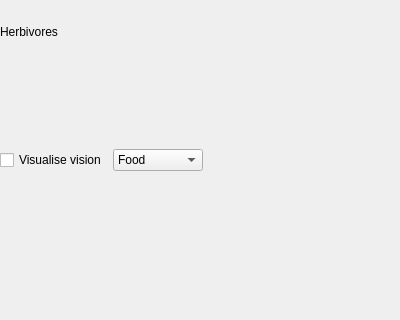
First picture: the form in env/multi_move/multi_move_herbivore_widget.ui, repository einhov/evsim, before the edit; both pictures show x 0 to 400 and y 90 to 410 of the 400 by 500 pixel window.
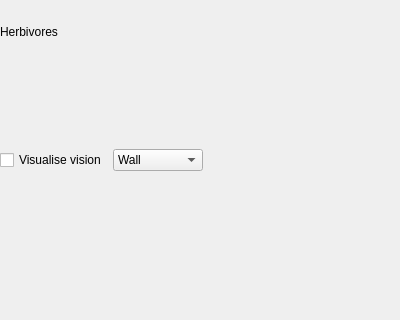
Second picture: the form after the edit. Custom widgets are drawn as their Qt base class.

Commit message: Fix gui text multi_move herbivore widget

Diff of the .ui file:
```diff
--- a/env/multi_move/multi_move_herbivore_widget.ui
+++ b/env/multi_move/multi_move_herbivore_widget.ui
@@ -46,7 +46,7 @@
       <widget class="QComboBox" name="vision_texture">
        <item>
         <property name="text">
-         <string>Food</string>
+         <string>Wall</string>
         </property>
        </item>
        <item>
```
